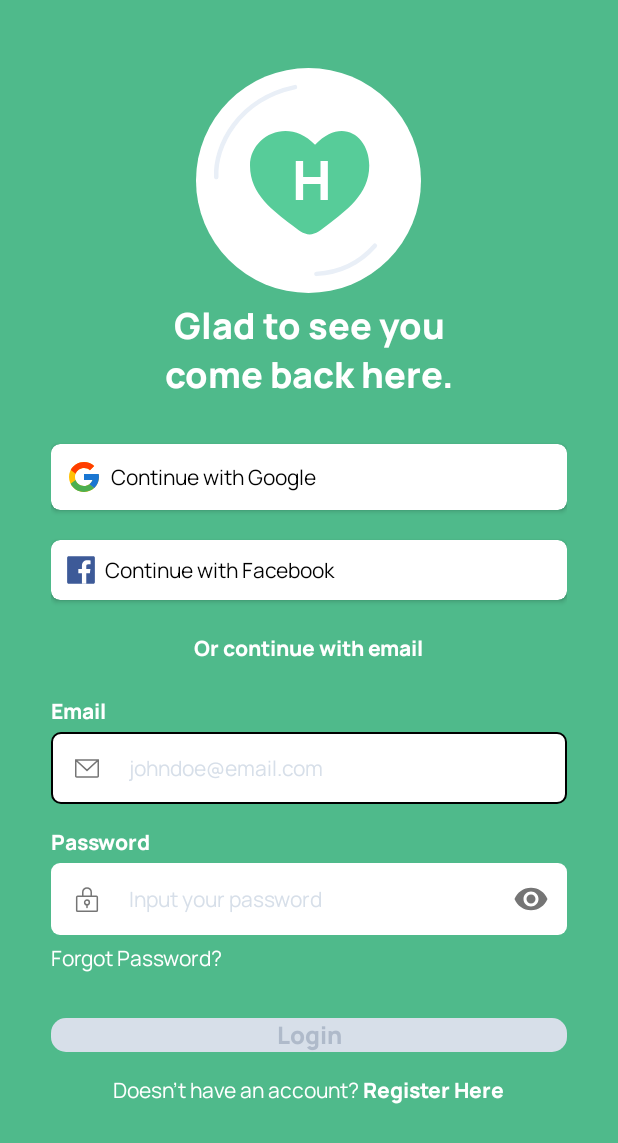
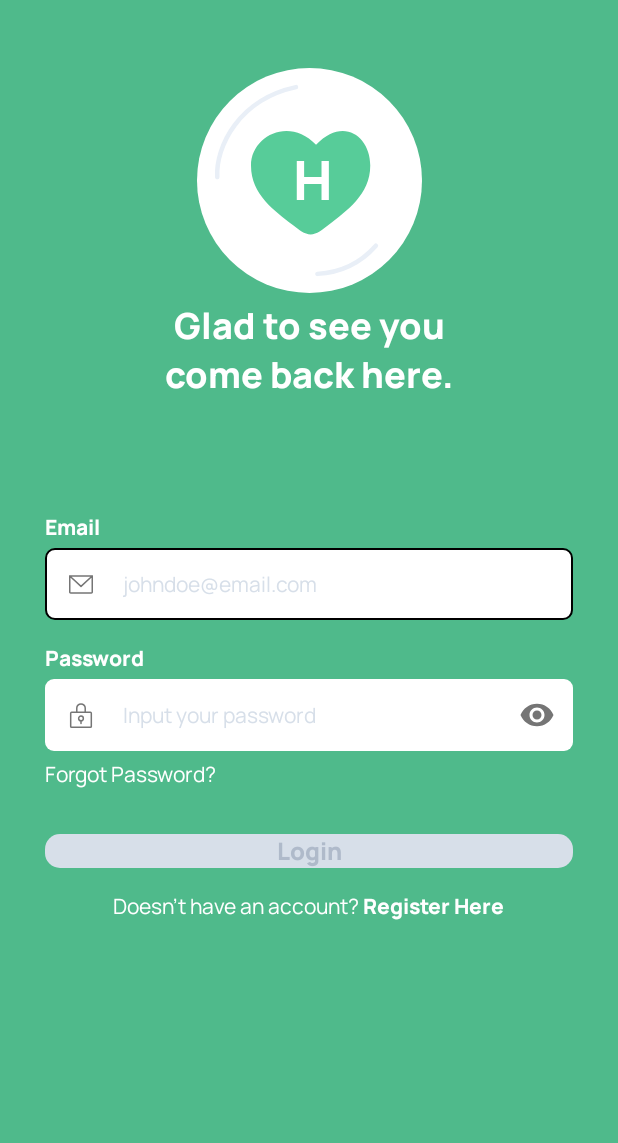
Before and after one commit to dzikryaji/Hearmony, an Android app: the LoginActivity screen opened directly, with no data from a screen before it, on a phone screen of 412 x 824 dp. Shown: the top 1143 px of the screen. Run offline under Robolectric (Android 15) with nearby library versions, the phone set to English and light mode, and no system bars; our stand-ins replace Firebase (no records; nobody signed in at launch, a user with empty details on screens opened directly); 1 statement that could not run was skipped.

Commit message:
revisi layout login

```diff
--- a/app/src/main/java/das/mobile/hearmony/activity/LoginActivity.java
+++ b/app/src/main/java/das/mobile/hearmony/activity/LoginActivity.java
@@ -92,7 +92,8 @@ public class LoginActivity extends AppCompatActivity {
         }
 
         binding.btnLogin.setOnClickListener(v -> signInWithEmail()); // Button to invoke the login method with email
-        binding.cvGoogle.setOnClickListener(v -> signInWithGoogle()); // Button to invoke the login method with google
+//TODO : Apus ini?
+//        binding.cvGoogle.setOnClickListener(v -> signInWithGoogle()); // Button to invoke the login method with google
         // Add Forgot Password functionality with time limit
         binding.forgot.setOnClickListener(v -> {
             if (forgotButtonEnabled) {
--- a/app/src/main/res/layout/activity_login.xml
+++ b/app/src/main/res/layout/activity_login.xml
@@ -1,5 +1,5 @@
 <?xml version="1.0" encoding="utf-8"?>
-<ScrollView xmlns:android="http://schemas.android.com/apk/res/android"
+<androidx.constraintlayout.widget.ConstraintLayout xmlns:android="http://schemas.android.com/apk/res/android"
     xmlns:app="http://schemas.android.com/apk/res-auto"
     xmlns:tools="http://schemas.android.com/tools"
     android:layout_width="match_parent"
@@ -8,14 +8,10 @@
     android:fillViewport="true"
     tools:context=".activity.LoginActivity">
 
-    <LinearLayout
-        android:layout_width="match_parent"
-        android:layout_height="match_parent"
-        android:layout_marginHorizontal="34dp"
-        android:orientation="vertical"
-        android:paddingBottom="30dp">
-
     <ImageView
+        app:layout_constraintTop_toTopOf="parent"
+        app:layout_constraintStart_toStartOf="parent"
+        app:layout_constraintEnd_toEndOf="parent"
         android:id="@+id/iv_logo"
         android:layout_width="wrap_content"
         android:layout_height="wrap_content"
@@ -24,6 +20,9 @@
         android:src="@drawable/ic_logo" />
 
     <TextView
+        app:layout_constraintTop_toBottomOf="@id/iv_logo"
+        app:layout_constraintStart_toStartOf="parent"
+        app:layout_constraintEnd_toEndOf="parent"
         android:id="@+id/tv_main"
         android:layout_width="193dp"
         android:layout_height="wrap_content"
@@ -35,74 +34,16 @@
         android:textColor="@color/white"
         android:textSize="24sp" />
 
-        <androidx.cardview.widget.CardView
-            android:id="@+id/cv_google"
-            android:layout_width="match_parent"
-            android:layout_height="wrap_content"
-            android:layout_marginTop="30dp"
-            app:cardCornerRadius="6dp">
 
     <LinearLayout
         android:layout_width="match_parent"
-                android:layout_height="match_parent"
-                android:layout_marginHorizontal="10dp"
-                android:layout_marginVertical="10dp"
-                android:gravity="center_vertical">
-
-                <ImageView
-                    android:layout_width="wrap_content"
         android:layout_height="wrap_content"
-                    android:src="@drawable/ic_google" />
-
-                <TextView
-                    android:layout_width="wrap_content"
-                    android:layout_height="wrap_content"
-                    android:layout_marginStart="6dp"
-                    android:fontFamily="@font/manrope"
-                    android:text="Continue with Google"
-                    android:textColor="@color/black" />
-            </LinearLayout>
-
-        </androidx.cardview.widget.CardView>
-
-        <androidx.cardview.widget.CardView
-            android:id="@+id/cv_facebook"
-            android:layout_width="match_parent"
-            android:layout_height="wrap_content"
-            android:layout_marginTop="20dp"
-            app:cardCornerRadius="6dp">
-
-            <LinearLayout
-                android:layout_width="match_parent"
-                android:layout_height="match_parent"
-                android:layout_marginHorizontal="10dp"
-                android:layout_marginVertical="10dp"
-                android:gravity="center_vertical">
-
-                <ImageView
-                    android:layout_width="wrap_content"
-                    android:layout_height="wrap_content"
-                    android:src="@drawable/ic_facebook" />
-
-                <TextView
-                    android:layout_width="wrap_content"
-                    android:layout_height="wrap_content"
-                    android:layout_marginStart="6dp"
-                    android:fontFamily="@font/manrope"
-                    android:text="Continue with Facebook"
-                    android:textColor="@color/black" />
-            </LinearLayout>
-
-        </androidx.cardview.widget.CardView>
-
-        <TextView
-            android:layout_width="wrap_content"
-            android:layout_height="wrap_content"
-            android:layout_gravity="center"
-            android:layout_marginVertical="22dp"
-            android:fontFamily="@font/manrope_extrabold"
-            android:text="Or continue with email"
-            android:textColor="@color/white" />
+        android:layout_marginHorizontal="30dp"
+        android:layout_marginTop="75dp"
+        android:orientation="vertical"
+        app:layout_constraintEnd_toEndOf="parent"
+        app:layout_constraintStart_toStartOf="parent"
+        app:layout_constraintTop_toBottomOf="@id/tv_main">
 
         <TextView
             android:layout_width="wrap_content"
@@ -209,4 +150,4 @@
     </LinearLayout>
 
 
-</ScrollView>
+</androidx.constraintlayout.widget.ConstraintLayout>
```
Lines whose indentation alone changed are shown as unchanged.
